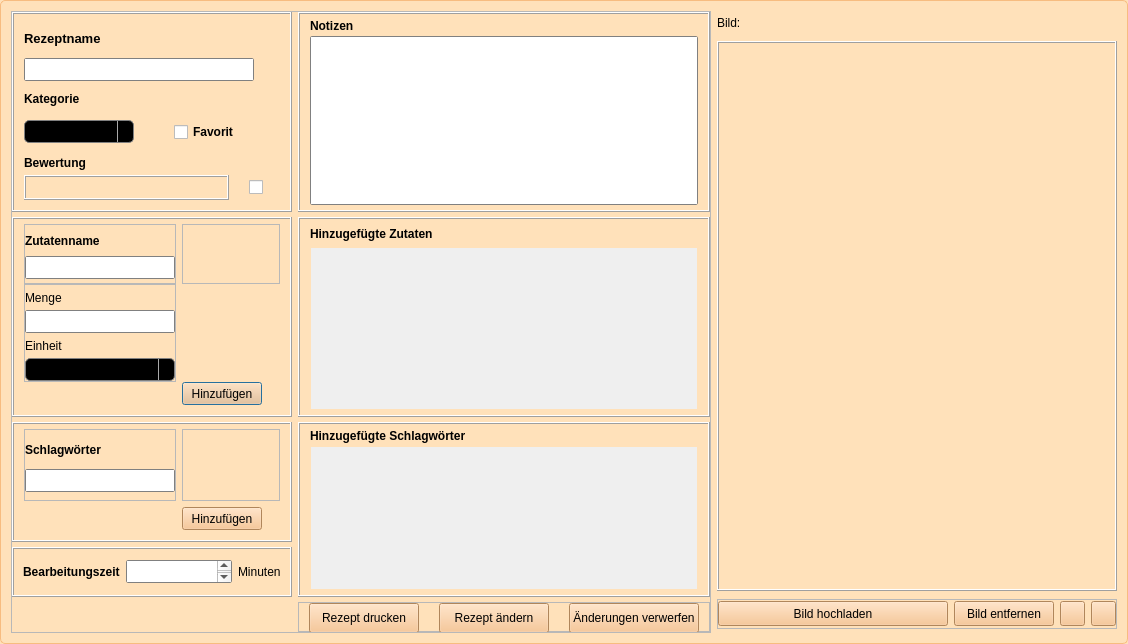
The window that changedialog.ui (DaDarkDan/CookAndBakeryDb) describes before a commit, drawn with Qt 5.
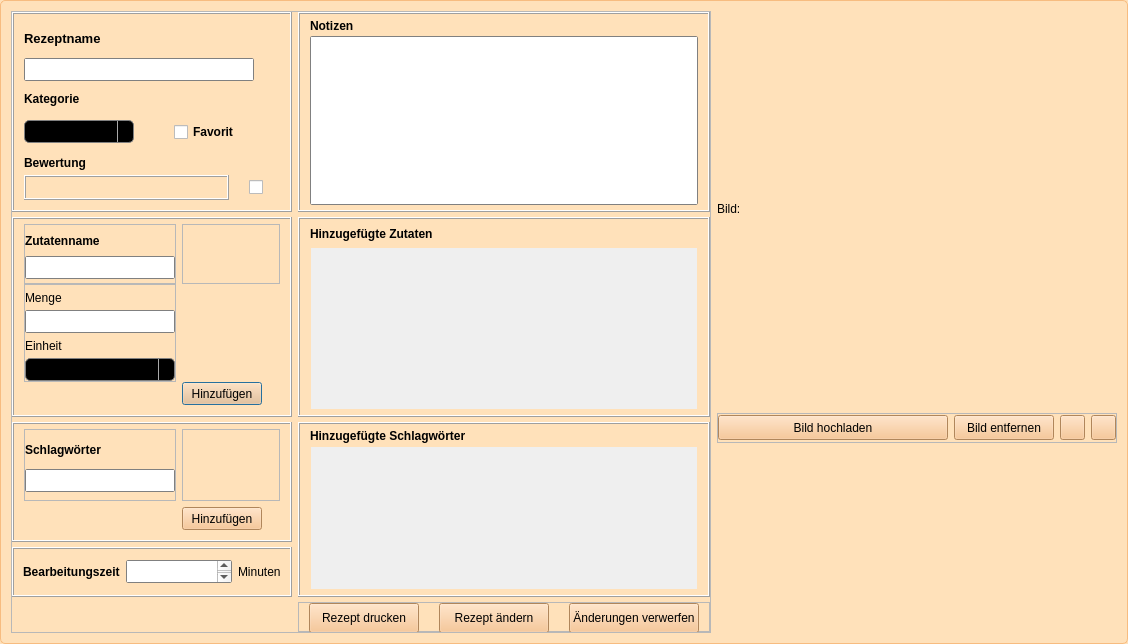
The same window after the commit. Icons and pictures are not drawn.

```diff
--- a/changedialog.ui
+++ b/changedialog.ui
@@ -1524,31 +1524,6 @@
         </property>
        </widget>
       </item>
-      <item>
-       <widget class="QLabel" name="createImgInputLabel">
-        <property name="minimumSize">
-         <size>
-          <width>400</width>
-          <height>550</height>
-         </size>
-        </property>
-        <property name="maximumSize">
-         <size>
-          <width>400</width>
-          <height>550</height>
-         </size>
-        </property>
-        <property name="frameShape">
-         <enum>QFrame::Box</enum>
-        </property>
-        <property name="frameShadow">
-         <enum>QFrame::Raised</enum>
-        </property>
-        <property name="text">
-         <string/>
-        </property>
-       </widget>
-      </item>
       <item>
        <widget class="QFrame" name="createUploadImgFrame">
         <property name="minimumSize">
```
